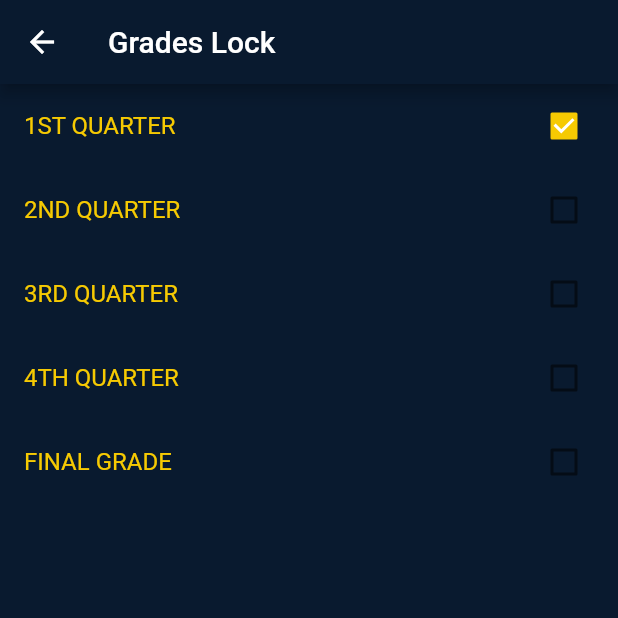
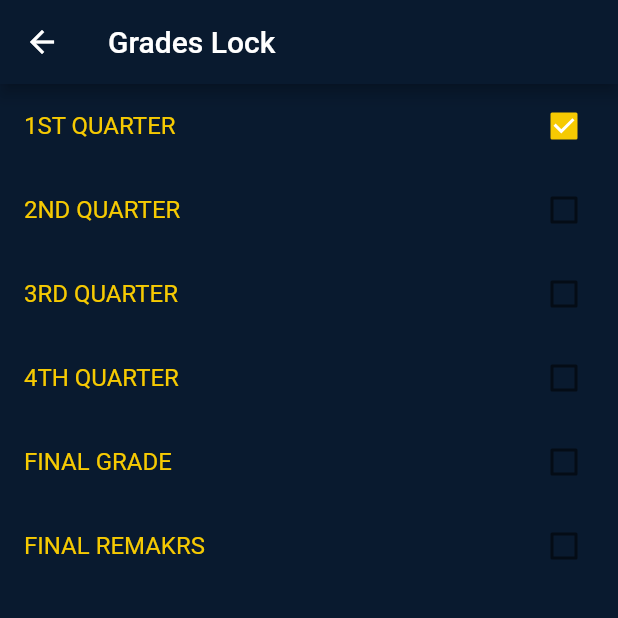
Before and after one commit to christiannjhay-stu/sia2-admin, a Flutter app: the CheckboxScreen screen opened directly, after a tap on "1ST QUARTER", on a phone screen of 412 x 824 dp, the top half of it. Run offline on Flutter 3.47's test engine with Material 2 defaults, Android fonts, the phone set to English and light mode, and no system bars; our stand-ins replace cloud_firestore, firebase_auth, firebase_core; missing offline and left inert: dart:html; accounts and stored records are empty.

Commit message:
updated grades lock

```diff
--- a/lib/GradesLock.dart
+++ b/lib/GradesLock.dart
@@ -12,6 +12,7 @@ class _CheckboxScreenState extends State<CheckboxScreen> {
   late bool _data3 = false;
   late bool _data4 = false;
   late bool _data5 = false;
+    late bool _data6 = false;
   final FirebaseFirestore _firestore = FirebaseFirestore.instance;
 
   @override
@@ -29,7 +30,8 @@ class _CheckboxScreenState extends State<CheckboxScreen> {
       _data2 = data['data2'];
       _data3 = data['data3'];
       _data4 = data['data4'];
-      _data4 = data['data5'];
+      _data5 = data['data5'];
+      _data6 = data['data6'];
     });
   }
 
@@ -40,6 +42,7 @@ class _CheckboxScreenState extends State<CheckboxScreen> {
       'data3': _data3,
       'data4': _data4,
       'data5': _data5,
+      'data6': _data6,
     });
   }
 
@@ -108,6 +111,17 @@ class _CheckboxScreenState extends State<CheckboxScreen> {
               });
             },
           ),
+          CheckboxListTile(
+            title: Text('FINAL REMAKRS',style: TextStyle(color: Color.fromARGB(246, 255, 208, 0)),),
+            value: _data6,
+            activeColor: Color.fromARGB(246, 255, 208, 0),
+            onChanged: (value) {
+              setState(() {
+                _data6 = value!;
+                _updateData();
+              });
+            },
+          ),
         ],
       ),
     );
```
Also changed, not shown: lib/CreateSubjects.dart (indentation only).
